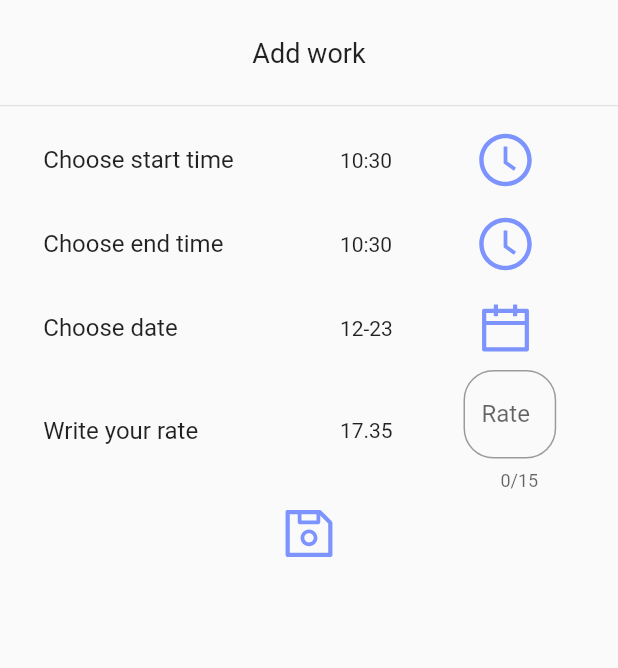
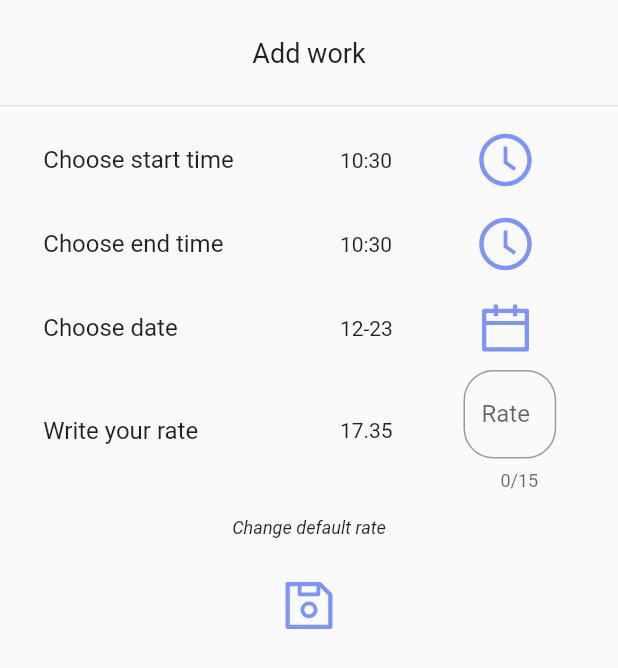
Before and after one commit to ArkadiiShatkovskyi/Flutter, a Flutter app: the AddTab widget shown alone on an empty page, opened directly, on a phone screen of 412 x 824 dp. Shown: the top 668 px of the screen. Run offline on Flutter 3.47's test engine with Material 2 defaults, Android fonts, the light colour scheme and no system bars; our stand-ins replace ant_icons, cloud_firestore, firebase_auth, flare_flutter, flutter_svg, gradient_app_bar and 1 more; accounts and stored records are empty.

Commit message:
Flat button was added

```diff
--- a/job_app/lib/widgets/mainPage/tabs/addTab/AddTab.dart
+++ b/job_app/lib/widgets/mainPage/tabs/addTab/AddTab.dart
@@ -55,6 +55,16 @@ class _AddTabState extends State<AddTab> {
               AntIcons.calendar_outline, _showDatePicker, media),
           RowWidget.textInput("Write your rate", _defaultRate.toString(),
               _rateController, 'Rate', media),
+          FlatButton(
+            child: Text(
+              'Change default rate',
+              style: TextStyle(
+                  fontSize: 12,
+                  fontStyle: FontStyle.italic,
+                  fontWeight: FontWeight.normal),
+            ),
+            onPressed: () {},
+          ),
           Center(
             child: IconButton(
               icon: const Icon(AntIcons.save),
@@ -62,7 +72,8 @@ class _AddTabState extends State<AddTab> {
               onPressed: () {
                 _addHours();
               },
-          )),
+            ),
+          ),
         ],
       ),
     );
```
Lines whose indentation alone changed are shown as unchanged.
